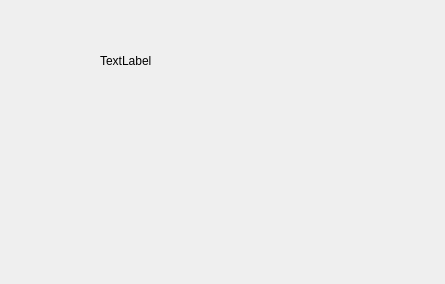
The window that KernelHacker/about.ui (benapetr/KernelHacker) describes before a commit, drawn with Qt 5.
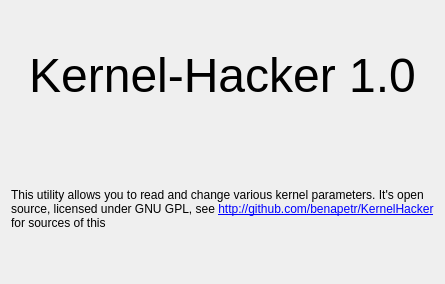
The same window after the commit.

Diff of the .ui file:
```diff
--- a/KernelHacker/about.ui
+++ b/KernelHacker/about.ui
@@ -13,19 +13,33 @@
   <property name="windowTitle">
    <string>Form</string>
   </property>
+  <layout class="QVBoxLayout" name="verticalLayout">
+   <item>
   <widget class="QLabel" name="label">
-   <property name="geometry">
-    <rect>
-     <x>100</x>
-     <y>50</y>
-     <width>67</width>
-     <height>21</height>
-    </rect>
+     <property name="font">
+      <font>
+       <pointsize>36</pointsize>
+      </font>
    </property>
    <property name="text">
-    <string>TextLabel</string>
-   </property>
-  </widget>
+      <string>Kernel-Hacker 1.0</string>
+     </property>
+     <property name="alignment">
+      <set>Qt::AlignCenter</set>
+     </property>
+    </widget>
+   </item>
+   <item>
+    <widget class="QLabel" name="label_2">
+     <property name="text">
+      <string>&lt;html&gt;&lt;head/&gt;&lt;body&gt;&lt;p&gt;This utility allows you to read and change various kernel parameters. It's open source, licensed under GNU GPL, see &lt;a href=&quot;http://github.com/benapetr/KernelHacker&quot;&gt;&lt;span style=&quot; text-decoration: underline; color:#0000ff;&quot;&gt;http://github.com/benapetr/KernelHacker&lt;/span&gt;&lt;/a&gt; for sources of this&lt;/p&gt;&lt;/body&gt;&lt;/html&gt;</string>
+     </property>
+     <property name="wordWrap">
+      <bool>true</bool>
+     </property>
+    </widget>
+   </item>
+  </layout>
  </widget>
  <resources/>
  <connections/>
```
Lines whose indentation alone changed are shown as unchanged.
